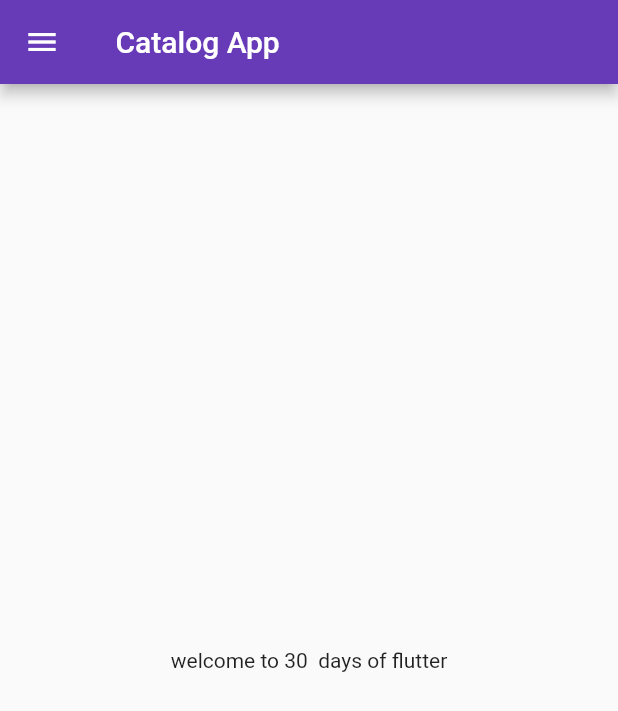
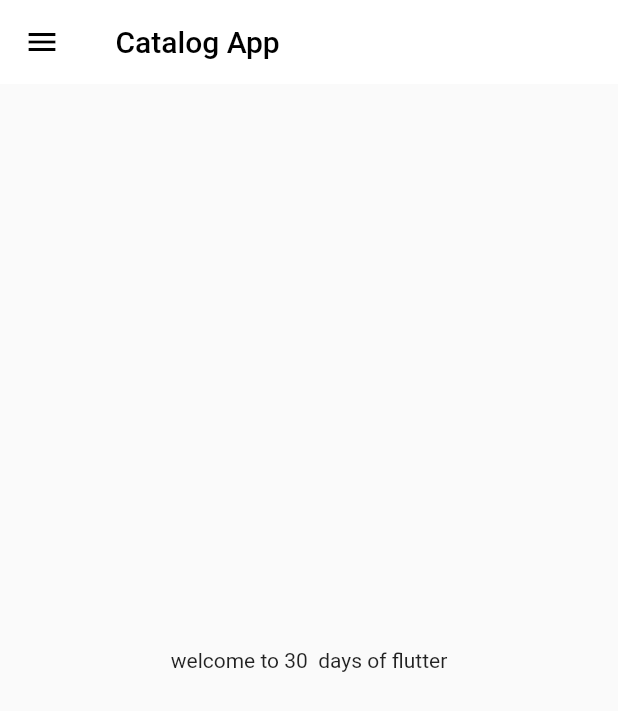
Before and after one commit to wasimhaider55/30DaysOfFlutter, a Flutter app: the screen it shows after launch, on a phone screen of 412 x 824 dp. Shown: the top 711 px of the screen. Run offline on Flutter 3.47's test engine with Material 2 defaults, Android fonts, the phone set to English and light mode, and no system bars.

Commit message:
themes extracted

```diff
--- a/lib/main.dart
+++ b/lib/main.dart
@@ -2,6 +2,7 @@ import 'package:flutter/material.dart';
 import 'package:flutter_application_1/login_page.dart';
 import 'package:flutter_application_1/pages/home_page.dart';
 import 'package:flutter_application_1/utils/routes.dart';
+import 'package:flutter_application_1/widgets/themes.dart';
 
 void main() {
   runApp(Myapp());
@@ -14,11 +15,8 @@ class Myapp extends StatelessWidget {
   Widget build(BuildContext context) {
     return MaterialApp(
       themeMode: ThemeMode.light,
-      theme: ThemeData(
-        primarySwatch: Colors.deepPurple,
-      ),
+      theme: MyTheme.lightTheme(context),
       debugShowCheckedModeBanner: false,
-      darkTheme: ThemeData(brightness: Brightness.dark),
       initialRoute: "/",
       routes: {
         "/": (context) => HomePage(),
--- a/lib/pages/home_page.dart
+++ b/lib/pages/home_page.dart
@@ -9,14 +9,17 @@ class HomePage extends StatelessWidget {
   Widget build(BuildContext context) {
     return Scaffold(
       appBar: AppBar(
-        title:const  Text(" Catalog App"),
+        title: const Text(
+          " Catalog App",
+          style: TextStyle(color: Colors.black),
+        ),
       ),
       body: Center(
         child: Container(
           child: Text(" welcome to 30  days of flutter "),
         ),
       ),
-       drawer: MyDrawer(),
+      drawer: MyDrawer(),
     );
   }
 }
--- /dev/null
+++ b/lib/widgets/themes.dart
@@ -0,0 +1,17 @@
+import 'package:flutter/material.dart';
+class MyTheme {
+  static ThemeData lightTheme(BuildContext context) => ThemeData (
+          primarySwatch: Colors.deepPurple,
+          appBarTheme: const AppBarTheme(
+              color: Colors.white,
+              elevation: 0.0,
+              iconTheme: IconThemeData(color: Colors.black ),
+              )
+              );
+
+
+
+ static ThemeData DarkTheme(BuildContext context) => ThemeData (
+         brightness: Brightness.dark
+ );
+}
```
